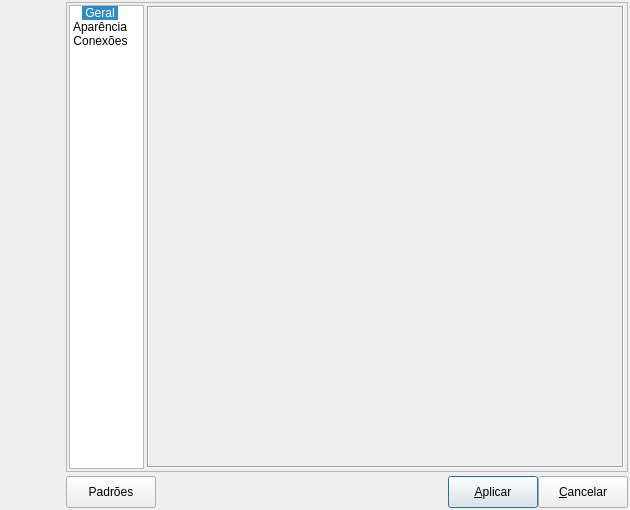
Above: pgmodeler_ui/ui/formconfiguracao.ui from erdincay/pgmodeler-old before the change. Below: the same form after it.
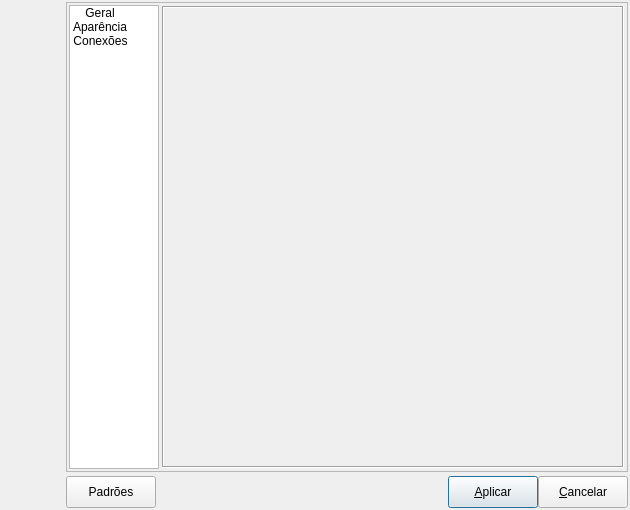
That is the form after the change. Icons and pictures are not drawn.

Commit message: * Atualização do tradução da interface

```diff
--- a/pgmodeler_ui/ui/formconfiguracao.ui
+++ b/pgmodeler_ui/ui/formconfiguracao.ui
@@ -263,9 +263,15 @@
           <verstretch>0</verstretch>
          </sizepolicy>
         </property>
+        <property name="minimumSize">
+         <size>
+          <width>90</width>
+          <height>0</height>
+         </size>
+        </property>
         <property name="maximumSize">
          <size>
-          <width>75</width>
+          <width>90</width>
           <height>16777215</height>
          </size>
         </property>
@@ -323,7 +329,7 @@
          <enum>QListView::Batched</enum>
         </property>
         <property name="spacing">
-         <number>5</number>
+         <number>8</number>
         </property>
         <property name="viewMode">
          <enum>QListView::IconMode</enum>
@@ -338,13 +344,13 @@
          <number>150</number>
         </property>
         <property name="wordWrap">
-         <bool>true</bool>
+         <bool>false</bool>
         </property>
         <property name="selectionRectVisible">
          <bool>false</bool>
         </property>
         <property name="currentRow">
-         <number>0</number>
+         <number>-1</number>
         </property>
         <item>
          <property name="text">
```
Left out of the diff: 2 changed lines with no effect on the pictures. The commit also changes 6 other files.
